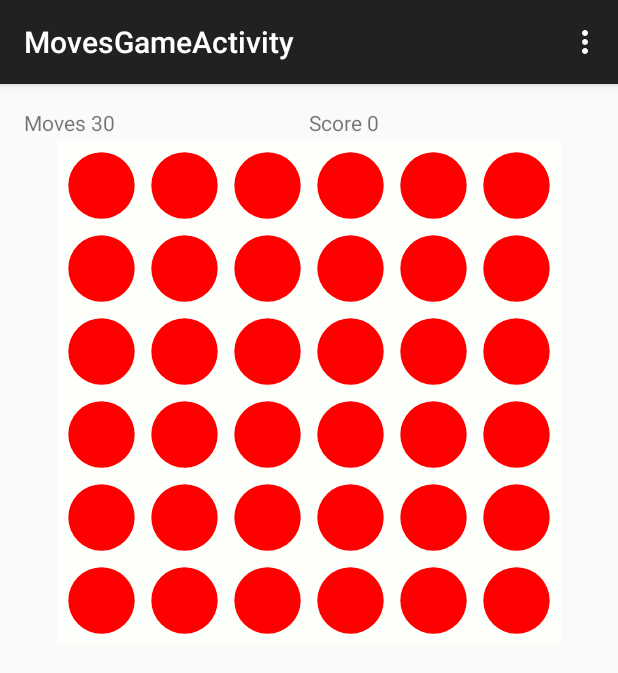
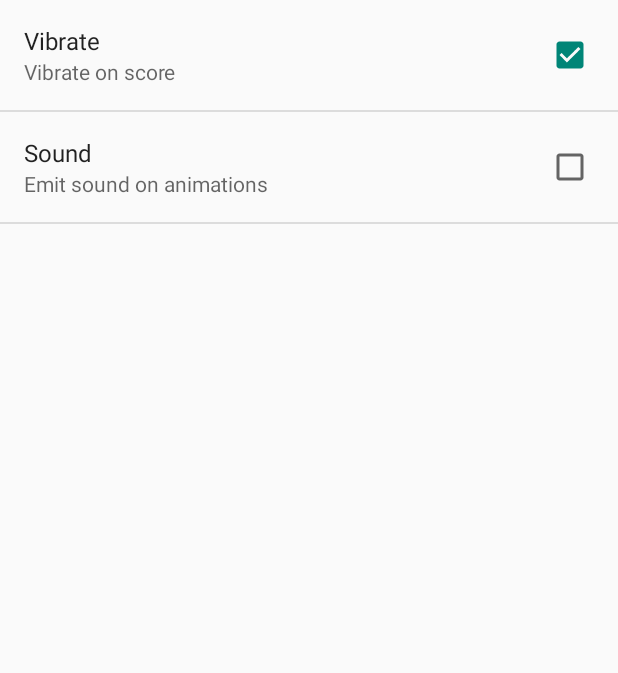
Before and after one commit to raggiadolf/AndroidFinalProject, an Android app: the MovesGameActivity screen opened directly, with no data from a screen before it, in the options menu, after a tap on "Settings", on a phone screen of 412 x 824 dp. Shown: the top 673 px of the screen. Run offline under Robolectric (Android 15) with nearby library versions, the phone set to English and light mode, and no system bars.

Commit message:
Added vibration and started adding sounds

```diff
--- a/app/src/main/AndroidManifest.xml
+++ b/app/src/main/AndroidManifest.xml
@@ -1,6 +1,7 @@
 <?xml version="1.0" encoding="utf-8"?>
 <manifest xmlns:android="http://schemas.android.com/apk/res/android"
     package="com.mycompany.dotsproject" >
+    <uses-permission android:name="android.permission.VIBRATE" />
 
     <application
         android:allowBackup="true"
@@ -28,6 +29,10 @@
             android:name=".PowerUpsActivity"
             android:label="@string/title_activity_power_ups" >
         </activity>
+        <activity
+            android:name=".DotsPreferenceActivity"
+            android:label="@string/app_name" >
+        </activity>
     </application>
 
 </manifest>
--- /dev/null
+++ b/app/src/main/java/com/mycompany/dotsproject/DotsPreferenceActivity.java
@@ -0,0 +1,16 @@
+package com.mycompany.dotsproject;
+
+import android.os.Bundle;
+import android.preference.PreferenceActivity;
+
+/**
+ * Created by ragnaradolf on 13/09/15.
+ */
+public class DotsPreferenceActivity extends PreferenceActivity {
+
+    @Override
+    protected void onCreate(Bundle savedInstanceState) {
+        super.onCreate(savedInstanceState);
+        addPreferencesFromResource(R.xml.preferences);
+    }
+}
--- a/app/src/main/java/com/mycompany/dotsproject/HighScoreActivity.java
+++ b/app/src/main/java/com/mycompany/dotsproject/HighScoreActivity.java
@@ -1,6 +1,7 @@
 package com.mycompany.dotsproject;
 
 import android.content.Context;
+import android.content.Intent;
 import android.support.v7.app.AppCompatActivity;
 import android.os.Bundle;
 import android.util.Log;
@@ -62,6 +63,8 @@ public class HighScoreActivity extends AppCompatActivity {
 
         //noinspection SimplifiableIfStatement
         if (id == R.id.action_settings) {
+            Intent intent = new Intent(this, DotsPreferenceActivity.class);
+            startActivity(intent);
             return true;
         }
 
--- a/app/src/main/java/com/mycompany/dotsproject/MainActivity.java
+++ b/app/src/main/java/com/mycompany/dotsproject/MainActivity.java
@@ -31,6 +31,8 @@ public class MainActivity extends AppCompatActivity {
 
         //noinspection SimplifiableIfStatement
         if (id == R.id.action_settings) {
+            Intent intent = new Intent(this, DotsPreferenceActivity.class);
+            startActivity(intent);
             return true;
         }
 
--- a/app/src/main/java/com/mycompany/dotsproject/MovesGameActivity.java
+++ b/app/src/main/java/com/mycompany/dotsproject/MovesGameActivity.java
@@ -1,6 +1,10 @@
 package com.mycompany.dotsproject;
 
 import android.content.Context;
+import android.content.Intent;
+import android.content.SharedPreferences;
+import android.os.Vibrator;
+import android.preference.PreferenceManager;
 import android.support.v7.app.AppCompatActivity;
 import android.os.Bundle;
 import android.view.Menu;
@@ -18,6 +22,10 @@ import java.util.Date;
 
 public class MovesGameActivity extends AppCompatActivity {
 
+    private Vibrator m_vibrator;
+    private Boolean m_use_vibrator = false;
+    SharedPreferences m_sp;
+
     private BoardView m_bv;
     private TextView m_scoreCountView;
     private TextView m_moveCountView;
@@ -31,6 +39,9 @@ public class MovesGameActivity extends AppCompatActivity {
     protected void onCreate(Bundle savedInstanceState) {
         super.onCreate(savedInstanceState);
         setContentView(R.layout.activity_moves_game);
+
+        m_vibrator = (Vibrator) getApplicationContext().getSystemService(Context.VIBRATOR_SERVICE);
+        m_sp = PreferenceManager.getDefaultSharedPreferences(getBaseContext());
 
         m_scoreCountView = (TextView) findViewById(R.id.scoreCount);
         m_moveCountView = (TextView) findViewById(R.id.movesCount);
@@ -47,6 +58,11 @@ public class MovesGameActivity extends AppCompatActivity {
                 m_scoreCountView.setText("Score " + m_scoreCount);
                 m_moveCountView.setText("Moves " + m_moveCount);
 
+                if (m_use_vibrator) {
+                    m_vibrator.vibrate(500);
+                    //Toast.makeText(getApplicationContext(), "Vibrate ...", Toast.LENGTH_SHORT).show();
+                }
+
                 if(m_moveCount <= 0) {
                 // TODO: User is out of moves, display an overlay(or a new activity?) with his final score. freeze the board.
                 Toast.makeText(getApplicationContext(), "new top score: " + m_scoreCount, Toast.LENGTH_SHORT).show();
@@ -58,6 +74,12 @@ public class MovesGameActivity extends AppCompatActivity {
             }
             }
         });
+    }
+
+    @Override
+    protected void onStart() {
+        super.onStart();
+        m_use_vibrator = m_sp.getBoolean("vibrate", false);
     }
 
     @Override
@@ -76,6 +98,8 @@ public class MovesGameActivity extends AppCompatActivity {
 
         //noinspection SimplifiableIfStatement
         if (id == R.id.action_settings) {
+            Intent intent = new Intent(this, DotsPreferenceActivity.class);
+            startActivity(intent);
             return true;
         }
 
--- a/app/src/main/java/com/mycompany/dotsproject/PowerUpsActivity.java
+++ b/app/src/main/java/com/mycompany/dotsproject/PowerUpsActivity.java
@@ -1,5 +1,6 @@
 package com.mycompany.dotsproject;
 
+import android.content.Intent;
 import android.support.v7.app.AppCompatActivity;
 import android.os.Bundle;
 import android.view.Menu;
@@ -29,6 +30,8 @@ public class PowerUpsActivity extends AppCompatActivity {
 
         //noinspection SimplifiableIfStatement
         if (id == R.id.action_settings) {
+            Intent intent = new Intent(this, DotsPreferenceActivity.class);
+            startActivity(intent);
             return true;
         }
 
--- /dev/null
+++ b/app/src/main/res/xml/preferences.xml
@@ -0,0 +1,15 @@
+<?xml version="1.0" encoding="utf-8"?>
+<PreferenceScreen xmlns:android="http://schemas.android.com/apk/res/android">
+    <CheckBoxPreference
+        android:title="Vibrate"
+        android:summary="Vibrate on score"
+        android:key="vibrate"
+        android:defaultValue="false"
+        />
+    <CheckBoxPreference
+        android:title="Sound"
+        android:summary="Emit sound on animations"
+        android:key="sound"
+        android:defaultValue="true"
+        />
+</PreferenceScreen>
```
